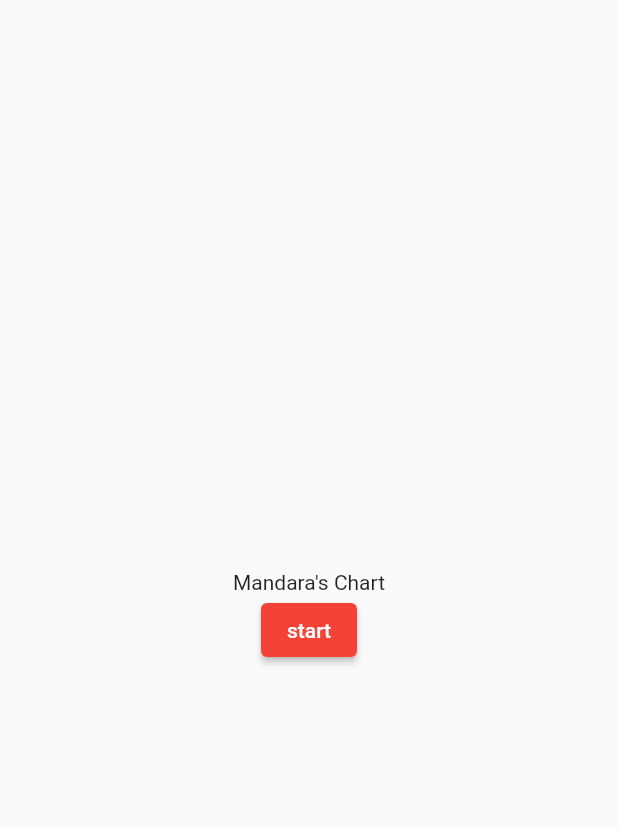
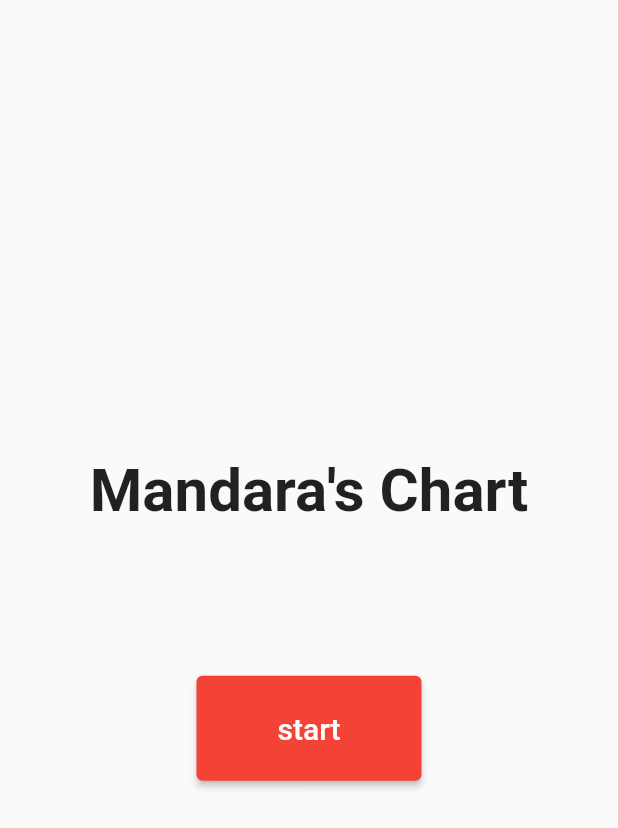
Before and after one commit to takumi3110/mandaraschart, a Flutter app: the screen it shows after launch, on a phone screen of 412 x 824 dp. Shown: the top 828 px of the screen. Run offline on Flutter 3.47's test engine with Material 2 defaults, Android fonts, the phone set to English and light mode, and no system bars; Roboto replaces fonts that are missing (NovaMono for Powerline).

Commit message:
add: toppage

```diff
--- a/lib/main.dart
+++ b/lib/main.dart
@@ -2,11 +2,11 @@ import 'package:flutter/cupertino.dart';
 import 'package:flutter/material.dart';
 
 void main() {
-  runApp(MandarartApp());
+  runApp(const MandaraArtApp());
 }
 
-class MandarartApp extends StatelessWidget {
-  const MandarartApp({super.key});
+class MandaraArtApp extends StatelessWidget {
+  const MandaraArtApp({super.key});
 
   @override
   Widget build(BuildContext context) {
@@ -27,19 +27,51 @@ class StartPage extends StatelessWidget {
   Widget build(BuildContext context) {
     return Scaffold(
       body: Center(
-        child: Column(
-          mainAxisAlignment: MainAxisAlignment.center,
-          children: <Widget>[
-            const Text('Mandara\'s Chart'),
-            ElevatedButton(
-                onPressed: (){
-
-                },
-                child: const Text('start')
-            )
-          ]
-        )
-      ),
+          child: Column(
+              mainAxisAlignment: MainAxisAlignment.center,
+              children: <Widget>[
+            const Text(
+              'Mandara\'s Chart',
+              style: TextStyle(
+                  fontWeight: FontWeight.bold,
+                  fontSize: 40,
+                  fontFamily: 'NovaMono for Powerline'),
+            ),
+            const SizedBox(
+              height: 100,
+            ),
+            SizedBox(
+                width: 150,
+                height: 70,
+                child: ElevatedButton(
+                  onPressed: () {
+                    Navigator.of(context)
+                        .push(MaterialPageRoute(builder: (context) {
+                      return TopPage();
+                    }));
+                  },
+                  child: const Text(
+                    'start',
+                    style: TextStyle(fontSize: 20),
+                  ),
+                ))
+          ])),
     );
   }
 }
+
+class TopPage extends StatelessWidget {
+  @override
+  Widget build(BuildContext context) {
+    return Scaffold(
+        body: Column(
+      mainAxisAlignment: MainAxisAlignment.center,
+          children: const <Widget>[
+            SizedBox(
+              width: 50,
+              height: 50,
+            )
+          ],
+    ));
+  }
+}
```
